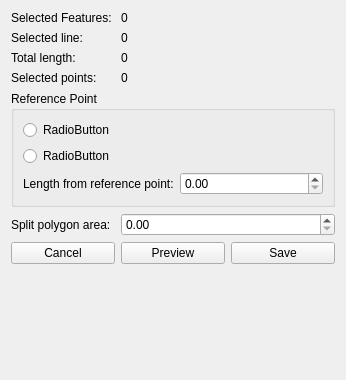
The window that ui/geometry/ui_one_point_area.ui (gltn/stdm) describes before a commit, drawn with Qt 5.
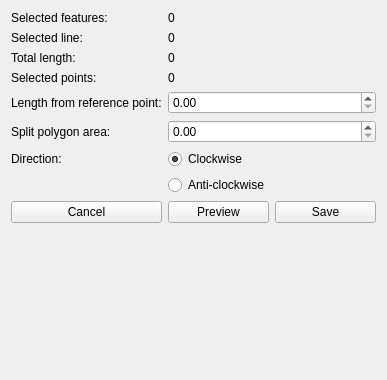
The same window after the commit.

Diff of the .ui file:
```diff
--- a/ui/geometry/ui_one_point_area.ui
+++ b/ui/geometry/ui_one_point_area.ui
@@ -6,7 +6,7 @@
    <rect>
     <x>0</x>
     <y>0</y>
-    <width>346</width>
+    <width>387</width>
     <height>380</height>
    </rect>
   </property>
@@ -14,64 +14,24 @@
    <string>Form</string>
   </property>
   <layout class="QGridLayout" name="gridLayout">
-   <item row="4" column="0" colspan="3">
-    <widget class="QGroupBox" name="groupBox_2">
-     <property name="title">
-      <string>Reference Point</string>
-     </property>
-     <layout class="QGridLayout" name="gridLayout_7">
-      <item row="0" column="0">
-       <widget class="QRadioButton" name="radioButton_3">
-        <property name="text">
-         <string>RadioButton</string>
-        </property>
-       </widget>
-      </item>
-      <item row="1" column="0">
-       <widget class="QRadioButton" name="radioButton_4">
-        <property name="text">
-         <string>RadioButton</string>
-        </property>
-       </widget>
-      </item>
-      <item row="2" column="0">
-       <widget class="QLabel" name="label_16">
-        <property name="text">
-         <string>Length from reference point:</string>
-        </property>
-       </widget>
-      </item>
-      <item row="2" column="1">
-       <widget class="QDoubleSpinBox" name="doubleSpinBox_4"/>
-      </item>
-     </layout>
-    </widget>
-   </item>
-   <item row="6" column="1">
-    <widget class="QPushButton" name="preview_btn">
+   <item row="6" column="0">
+    <widget class="QLabel" name="label">
      <property name="text">
-      <string>Preview</string>
+      <string>Direction:</string>
      </property>
     </widget>
    </item>
    <item row="0" column="0">
     <widget class="QLabel" name="label_2">
      <property name="text">
-      <string>Selected Features:</string>
+      <string>Selected features:</string>
      </property>
     </widget>
    </item>
-   <item row="0" column="1">
-    <widget class="QLabel" name="sel_features_lbl">
+   <item row="8" column="1">
+    <widget class="QPushButton" name="preview_btn">
      <property name="text">
-      <string>0</string>
-     </property>
-    </widget>
-   </item>
-   <item row="1" column="1" colspan="2">
-    <widget class="QLabel" name="selected_line_lbl">
-     <property name="text">
-      <string>0</string>
+      <string>Preview</string>
      </property>
     </widget>
    </item>
@@ -82,6 +42,20 @@
      </property>
     </widget>
    </item>
+   <item row="2" column="1" colspan="2">
+    <widget class="QLabel" name="line_length_lbl">
+     <property name="text">
+      <string>0</string>
+     </property>
+    </widget>
+   </item>
+   <item row="1" column="1" colspan="2">
+    <widget class="QLabel" name="selected_line_lbl">
+     <property name="text">
+      <string>0</string>
+     </property>
+    </widget>
+   </item>
    <item row="2" column="0">
     <widget class="QLabel" name="label_17">
      <property name="text">
@@ -89,27 +63,6 @@
      </property>
     </widget>
    </item>
-   <item row="2" column="1" colspan="2">
-    <widget class="QLabel" name="label_19">
-     <property name="text">
-      <string>0</string>
-     </property>
-    </widget>
-   </item>
-   <item row="3" column="0">
-    <widget class="QLabel" name="label_3">
-     <property name="text">
-      <string>Selected points:</string>
-     </property>
-    </widget>
-   </item>
-   <item row="3" column="1">
-    <widget class="QLabel" name="label_4">
-     <property name="text">
-      <string>0</string>
-     </property>
-    </widget>
-   </item>
    <item row="5" column="0">
     <widget class="QLabel" name="label_21">
      <property name="text">
@@ -117,24 +70,24 @@
      </property>
     </widget>
    </item>
+   <item row="3" column="0">
+    <widget class="QLabel" name="label_3">
+     <property name="text">
+      <string>Selected points:</string>
+     </property>
+    </widget>
+   </item>
    <item row="5" column="1" colspan="2">
-    <widget class="QDoubleSpinBox" name="doubleSpinBox_5"/>
+    <widget class="QDoubleSpinBox" name="split_polygon_area"/>
    </item>
-   <item row="6" column="0">
+   <item row="8" column="0">
     <widget class="QPushButton" name="cancel_btn">
      <property name="text">
       <string>Cancel</string>
      </property>
     </widget>
    </item>
-   <item row="6" column="2">
-    <widget class="QPushButton" name="save_btn">
-     <property name="text">
-      <string>Save</string>
-     </property>
-    </widget>
-   </item>
-   <item row="7" column="1">
+   <item row="9" column="1">
     <spacer name="verticalSpacer">
      <property name="orientation">
       <enum>Qt::Vertical</enum>
@@ -147,6 +100,54 @@
      </property>
     </spacer>
    </item>
+   <item row="8" column="2">
+    <widget class="QPushButton" name="save_btn">
+     <property name="text">
+      <string>Save</string>
+     </property>
+    </widget>
+   </item>
+   <item row="4" column="0">
+    <widget class="QLabel" name="label_16">
+     <property name="text">
+      <string>Length from reference point:</string>
+     </property>
+    </widget>
+   </item>
+   <item row="4" column="1" colspan="2">
+    <widget class="QDoubleSpinBox" name="length_from_point"/>
+   </item>
+   <item row="6" column="1">
+    <widget class="QRadioButton" name="clockwise">
+     <property name="text">
+      <string>Clockwise</string>
+     </property>
+     <property name="checked">
+      <bool>true</bool>
+     </property>
+    </widget>
+   </item>
+   <item row="7" column="1">
+    <widget class="QRadioButton" name="anticlockwise">
+     <property name="text">
+      <string>Anti-clockwise</string>
+     </property>
+    </widget>
+   </item>
+   <item row="3" column="1" colspan="2">
+    <widget class="QLabel" name="selected_points_lbl">
+     <property name="text">
+      <string>0</string>
+     </property>
+    </widget>
+   </item>
+   <item row="0" column="1" colspan="2">
+    <widget class="QLabel" name="sel_features_lbl">
+     <property name="text">
+      <string>0</string>
+     </property>
+    </widget>
+   </item>
   </layout>
  </widget>
  <resources/>
```
